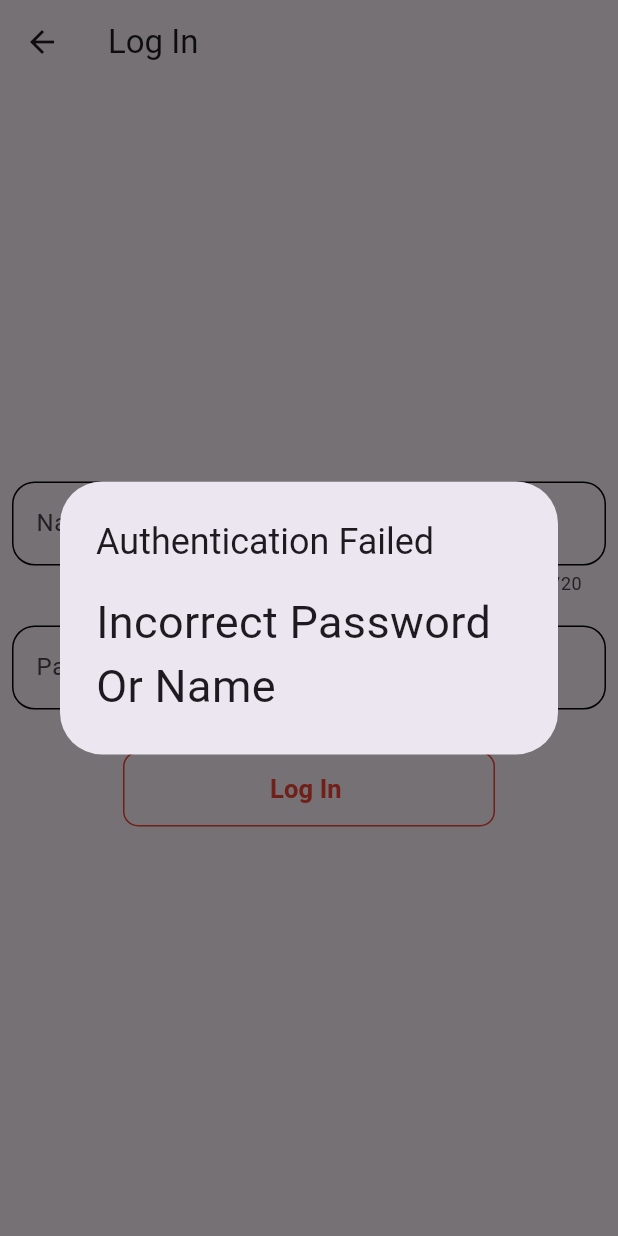
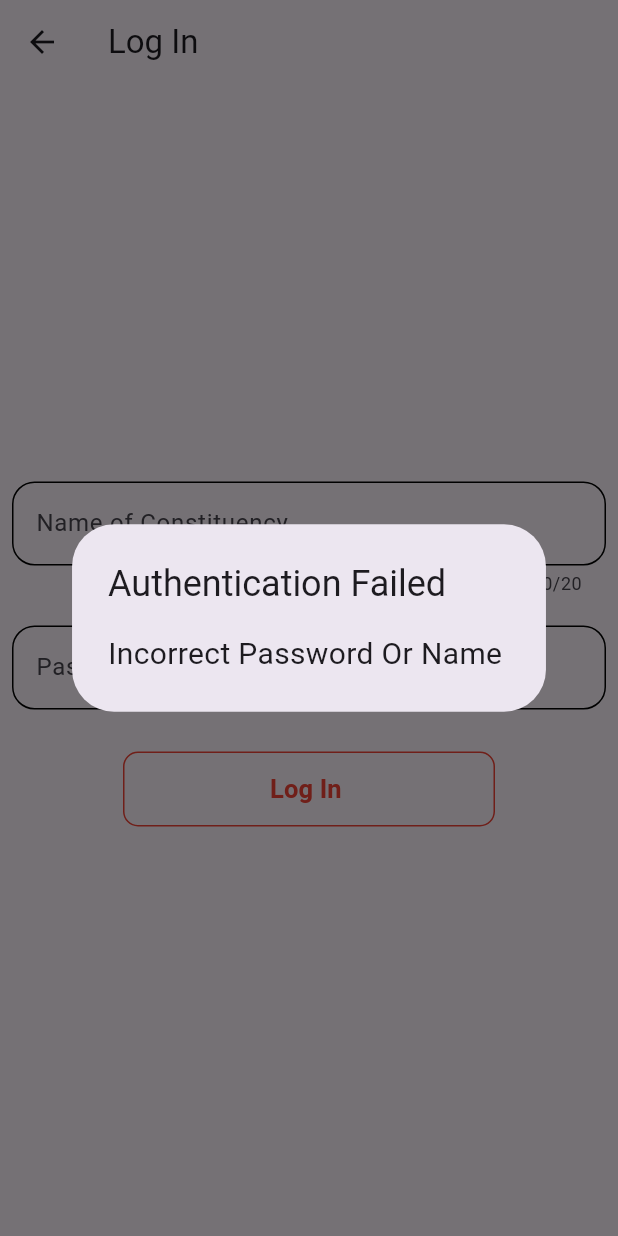
Before and after one commit to EhMaNa/blockchain_collation, a Flutter app: the Authorize screen opened by its route, after a tap on "Log In", on a phone screen of 412 x 824 dp. Run offline on Flutter 3.47's test engine with Material 2 defaults, Android fonts, the phone set to English and light mode, and no system bars; our stand-ins replace dio; missing offline and left inert: web3dart.

Commit message:
Update authorize.dart

```diff
--- a/collation_app/lib/screens/authorize.dart
+++ b/collation_app/lib/screens/authorize.dart
@@ -188,7 +188,7 @@ class Authorize extends StatelessWidget {
                                     title: Text('Authentication Failed'),
                                     content: Text(
                                       'Incorrect Password Or Name ',
-                                      style: TextStyle(fontSize: 30),
+                                      style: TextStyle(fontSize: 20),
                                     ),
                                   );
                                 });
```
